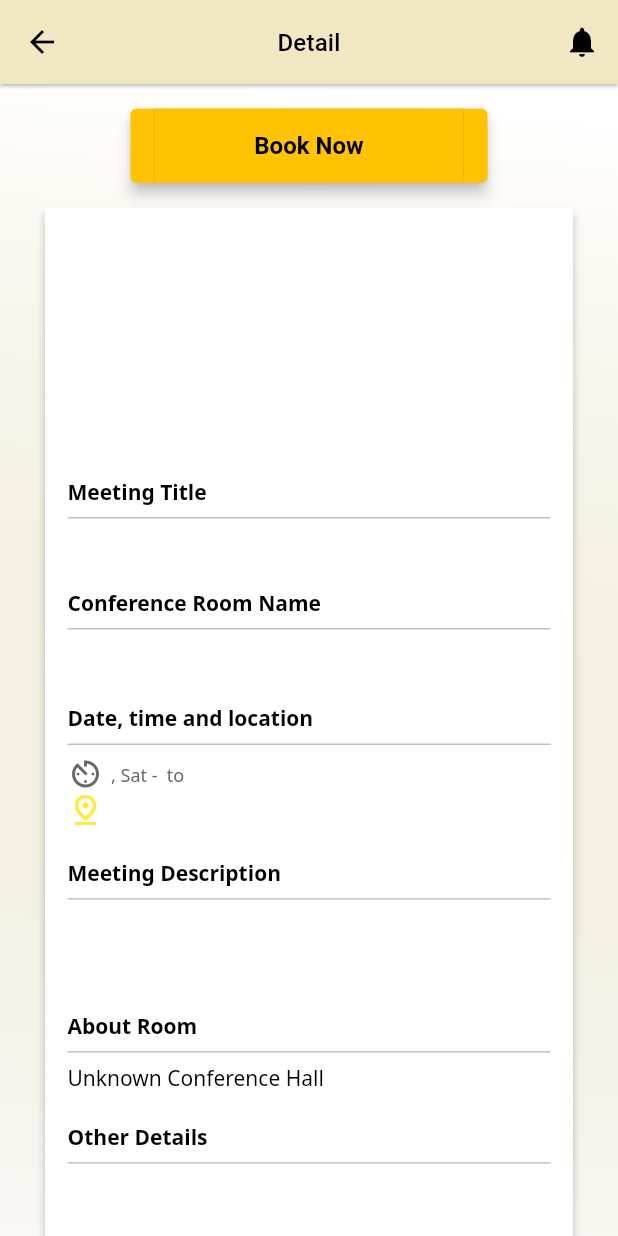
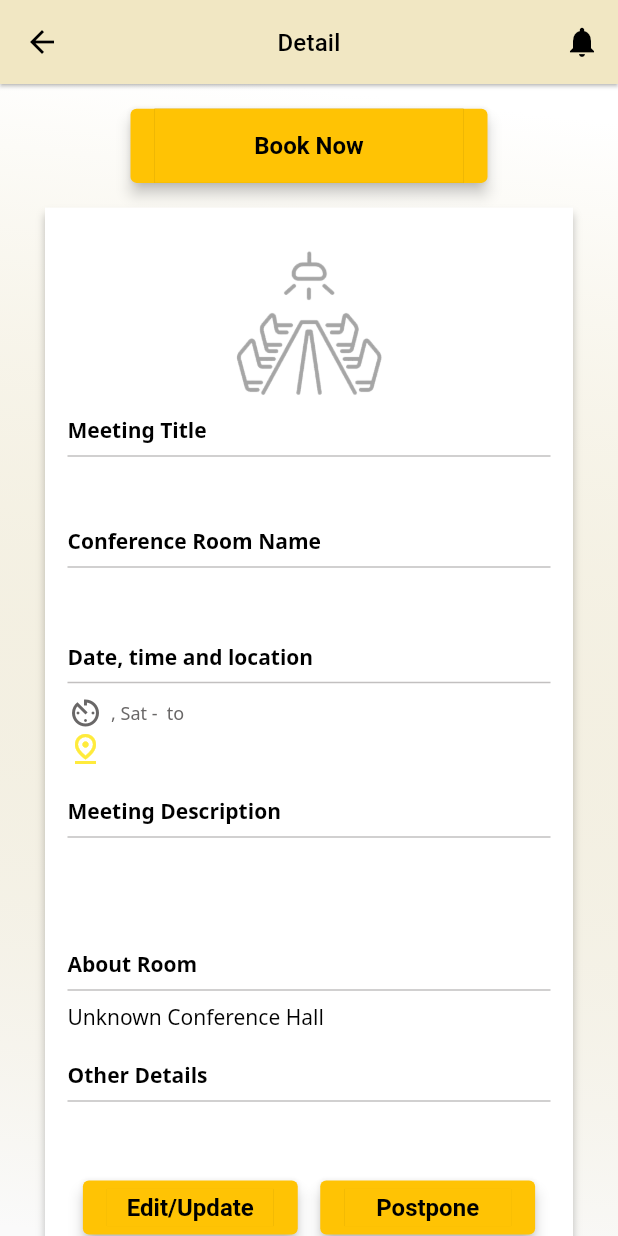
Before and after one commit to Yotshi01/ConferenceHallBookingApp, a Flutter app: the DetailsScreen screen opened directly with empty values, on a phone screen of 412 x 824 dp. Run offline on Flutter 3.47's test engine with Material 2 defaults, Android fonts, the phone set to English and light mode, and no system bars; our stand-ins replace shared_preferences, syncfusion_flutter_calendar; accounts and stored records are empty; network calls fail; Roboto replaces fonts that are missing (Noto Sans).

Commit message:
view details images

```diff
--- a/lib/screens/details_screen.dart
+++ b/lib/screens/details_screen.dart
@@ -90,10 +90,19 @@ class _DetailsScreenState extends State<DetailsScreen> {
                         ),
                         child: Column(
                           crossAxisAlignment: CrossAxisAlignment.start,
-                          children: [
-                            SizedBox(
-                              height: screenHeight * 0.2,
-                            ),
+                          children: [Padding(
+                  padding: EdgeInsets.symmetric(
+
+                    horizontal: screenWidth*0.01,
+                  ),
+                  child: Column(children: [Align(
+                    alignment: Alignment.center,
+                    child: Image.asset(
+                    "assets/images/meeting-room5.png",
+                    width: screenWidth * 0.24,
+                    height: screenHeight*0.15 ,
+                  ),)],),),
+
                             Text(
                               'Meeting Title',
                               style: TextStyle(
--- a/lib/screens/profile_screen.dart
+++ b/lib/screens/profile_screen.dart
@@ -185,7 +185,7 @@ class _ProfileScreenState extends State<ProfileScreen> {
                 if (validatePassword(newPassword)) {
                   print('Password: $newPassword');
                 } else {
-                  passwordErrorText = 'Password must be at least 6 characters long and include 1 capital letter and 1 special character.';
+                  passwordErrorText = 'Password must be of 6 characters long including 1 capital letter, 3 small letters and 1 special character.';
                   final snackBar = SnackBar(
                     content: Text(passwordErrorText),
                     backgroundColor: Colors.red,
```
